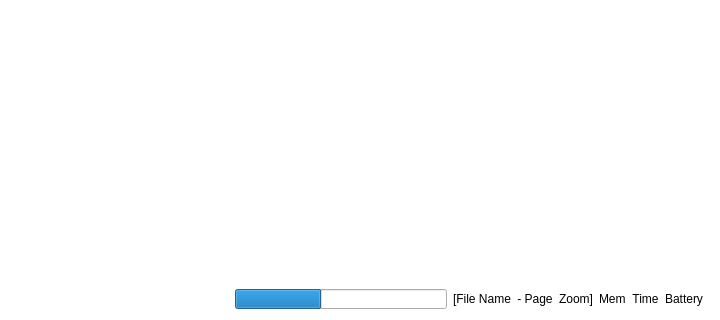
The window that src/platform/Screen.ui (jemyzhang/pluto-hades) describes before a commit, drawn with Qt 5; both pictures show x 0 to 720 and y 160 to 480 of the 720 by 480 pixel window.
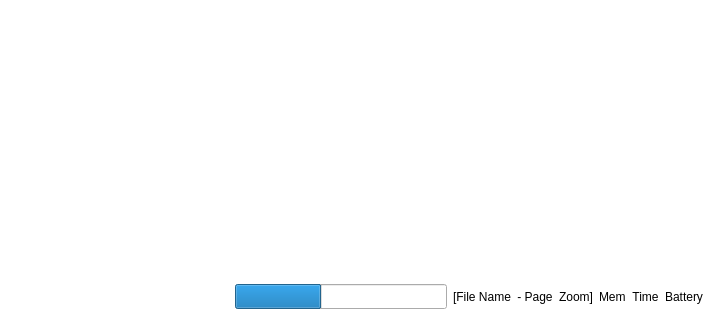
The same window after the commit.

The edit to the form file:
```diff
--- a/src/platform/Screen.ui
+++ b/src/platform/Screen.ui
@@ -10,12 +10,6 @@
     <height>480</height>
    </rect>
   </property>
-  <property name="minimumSize">
-   <size>
-    <width>720</width>
-    <height>480</height>
-   </size>
-  </property>
   <property name="focusPolicy">
    <enum>Qt::NoFocus</enum>
   </property>
@@ -115,15 +109,18 @@
      <property name="minimumSize">
       <size>
        <width>0</width>
-       <height>20</height>
+       <height>25</height>
       </size>
      </property>
      <property name="maximumSize">
       <size>
        <width>16777215</width>
-       <height>20</height>
+       <height>25</height>
       </size>
      </property>
+     <property name="styleSheet">
+      <string notr="true"/>
+     </property>
      <layout class="QHBoxLayout" name="horizontalLayout">
       <property name="spacing">
        <number>6</number>
@@ -166,7 +163,7 @@
         <property name="maximumSize">
          <size>
           <width>16777215</width>
-          <height>20</height>
+          <height>25</height>
          </size>
         </property>
         <property name="value">
```
Left out of the diff: 4 changed lines with no effect on the pictures.
